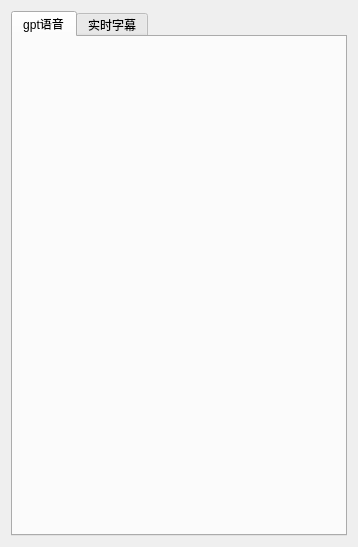
Qt form ui/design/setting.ui (QureL/ChatGPTVoice) before a commit.
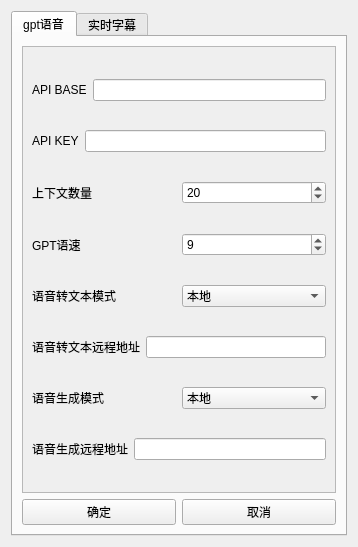
The same form after that commit.

Commit message: 添加gpt setting

Diff of the .ui file:
```diff
--- a/ui/design/setting.ui
+++ b/ui/design/setting.ui
@@ -28,6 +28,187 @@
         <attribute name="title">
          <string>gpt语音</string>
         </attribute>
+        <layout class="QVBoxLayout" name="verticalLayout_4">
+         <item>
+          <widget class="QScrollArea" name="scrollArea_2">
+           <property name="widgetResizable">
+            <bool>true</bool>
+           </property>
+           <widget class="QWidget" name="scrollAreaWidgetContents_2">
+            <property name="geometry">
+             <rect>
+              <x>0</x>
+              <y>0</y>
+              <width>312</width>
+              <height>447</height>
+             </rect>
+            </property>
+            <layout class="QVBoxLayout" name="verticalLayout_5">
+             <item>
+              <layout class="QHBoxLayout" name="horizontalLayout_2">
+               <item>
+                <widget class="QLabel" name="label_4">
+                 <property name="text">
+                  <string>API BASE</string>
+                 </property>
+                </widget>
+               </item>
+               <item>
+                <widget class="QLineEdit" name="line_edit_api_base"/>
+               </item>
+              </layout>
+             </item>
+             <item>
+              <layout class="QHBoxLayout" name="horizontalLayout_7">
+               <item>
+                <widget class="QLabel" name="label_5">
+                 <property name="text">
+                  <string>API KEY</string>
+                 </property>
+                </widget>
+               </item>
+               <item>
+                <widget class="QLineEdit" name="line_edit_api_key"/>
+               </item>
+              </layout>
+             </item>
+             <item>
+              <layout class="QHBoxLayout" name="horizontalLayout_8">
+               <item>
+                <widget class="QLabel" name="label_6">
+                 <property name="text">
+                  <string>上下文数量</string>
+                 </property>
+                </widget>
+               </item>
+               <item>
+                <widget class="QSpinBox" name="spin_box_context_cnt">
+                 <property name="value">
+                  <number>20</number>
+                 </property>
+                </widget>
+               </item>
+              </layout>
+             </item>
+             <item>
+              <layout class="QHBoxLayout" name="horizontalLayout_9">
+               <item>
+                <widget class="QLabel" name="label_7">
+                 <property name="text">
+                  <string>GPT语速</string>
+                 </property>
+                </widget>
+               </item>
+               <item>
+                <widget class="QSpinBox" name="spin_box_speak_speed">
+                 <property name="value">
+                  <number>9</number>
+                 </property>
+                </widget>
+               </item>
+              </layout>
+             </item>
+             <item>
+              <layout class="QHBoxLayout" name="horizontalLayout_11">
+               <item>
+                <widget class="QLabel" name="label_8">
+                 <property name="text">
+                  <string>语音转文本模式</string>
+                 </property>
+                </widget>
+               </item>
+               <item>
+                <widget class="QComboBox" name="combo_box_s2t_mode">
+                 <item>
+                  <property name="text">
+                   <string>本地</string>
+                  </property>
+                 </item>
+                 <item>
+                  <property name="text">
+                   <string>远程</string>
+                  </property>
+                 </item>
+                </widget>
+               </item>
+              </layout>
+             </item>
+             <item>
+              <layout class="QHBoxLayout" name="horizontalLayout_12">
+               <item>
+                <widget class="QLabel" name="label_9">
+                 <property name="text">
+                  <string>语音转文本远程地址</string>
+                 </property>
+                </widget>
+               </item>
+               <item>
+                <widget class="QLineEdit" name="line_edit_s2t_remote_address"/>
+               </item>
+              </layout>
+             </item>
+             <item>
+              <layout class="QHBoxLayout" name="horizontalLayout_13">
+               <item>
+                <widget class="QLabel" name="label_10">
+                 <property name="text">
+                  <string>语音生成模式</string>
+                 </property>
+                </widget>
+               </item>
+               <item>
+                <widget class="QComboBox" name="combox_box_t2s_mode">
+                 <item>
+                  <property name="text">
+                   <string>本地</string>
+                  </property>
+                 </item>
+                 <item>
+                  <property name="text">
+                   <string>远程</string>
+                  </property>
+                 </item>
+                </widget>
+               </item>
+              </layout>
+             </item>
+             <item>
+              <layout class="QHBoxLayout" name="horizontalLayout_14">
+               <item>
+                <widget class="QLabel" name="label_11">
+                 <property name="text">
+                  <string>语音生成远程地址</string>
+                 </property>
+                </widget>
+               </item>
+               <item>
+                <widget class="QLineEdit" name="line_edit_t2s_remote_address"/>
+               </item>
+              </layout>
+             </item>
+            </layout>
+           </widget>
+          </widget>
+         </item>
+         <item>
+          <layout class="QHBoxLayout" name="horizontalLayout_10">
+           <item>
+            <widget class="QPushButton" name="btn_gpt_setting_confirm">
+             <property name="text">
+              <string>确定</string>
+             </property>
+            </widget>
+           </item>
+           <item>
+            <widget class="QPushButton" name="btn_gpt_setting_cancel">
+             <property name="text">
+              <string>取消</string>
+             </property>
+            </widget>
+           </item>
+          </layout>
+         </item>
+        </layout>
        </widget>
        <widget class="QWidget" name="subtitle_set">
         <attribute name="title">
```
Left out of the diff: 13 changed lines with no effect on the pictures. The commit also changes 4 other files.
